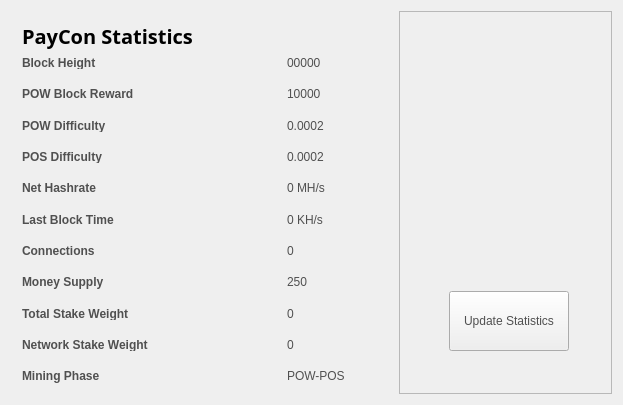
First picture: the form in src/qt/forms/statisticspage.ui, repository prodigal-son/DigitalGold, before the edit.
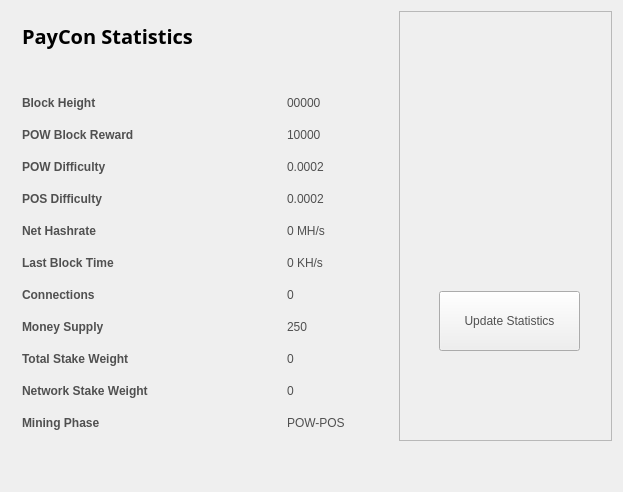
Second picture: the form after the edit. Icons and pictures are not drawn.

What changed in the file:
```diff
--- a/src/qt/forms/statisticspage.ui
+++ b/src/qt/forms/statisticspage.ui
@@ -10,7 +10,7 @@
     <x>0</x>
     <y>0</y>
     <width>623</width>
-    <height>405</height>
+    <height>492</height>
    </rect>
   </property>
   <property name="windowTitle">
@@ -41,9 +41,9 @@
      <widget class="QPushButton" name="startButton">
       <property name="geometry">
        <rect>
-        <x>50</x>
+        <x>40</x>
         <y>280</y>
-        <width>120</width>
+        <width>141</width>
         <height>60</height>
        </rect>
       </property>
```
Left out of the diff: 2 changed lines with no effect on the pictures.
